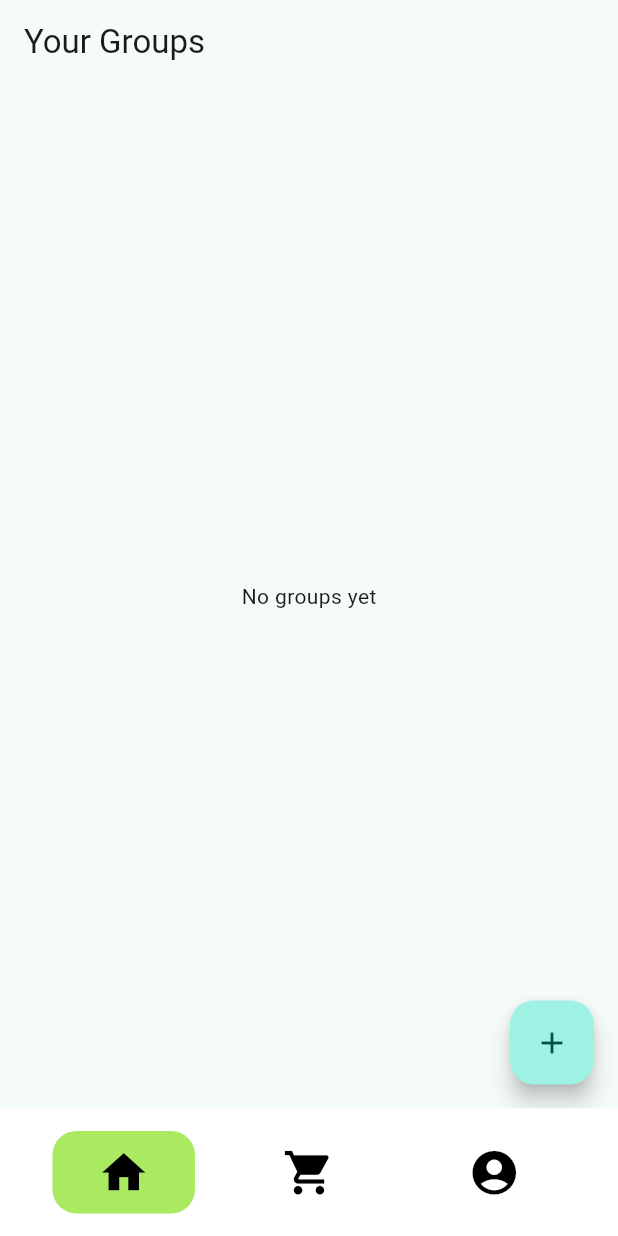
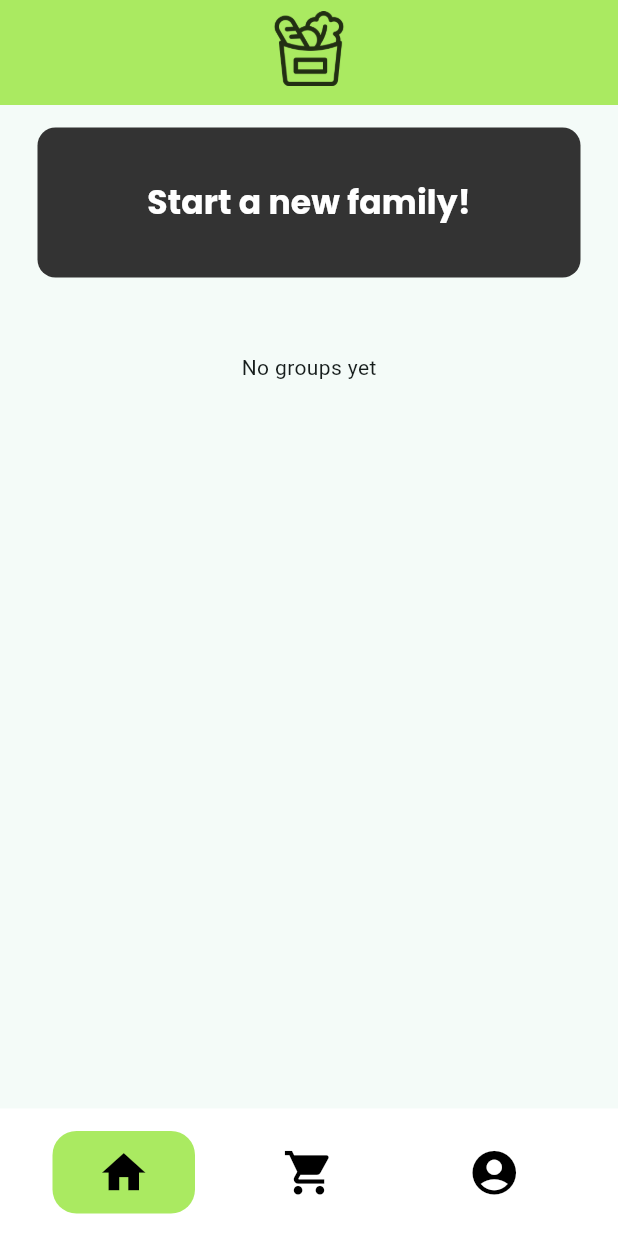
Before and after one commit to AmanCantCode/SP05-Grocery-List, a Flutter app: the screen it shows once a user with an empty profile is signed in, on a phone screen of 412 x 824 dp. Run offline on Flutter 3.47's test engine with Material 3 defaults, Android fonts, the phone set to English and light mode, and no system bars; drawn by our look-alikes of google_nav_bar; our stand-ins replace flutter_dotenv, google_sign_in, supabase_flutter; accounts and stored records are empty.

Commit message:
UI added fro all groups page

```diff
--- a/lib/pages/all_groups_page.dart
+++ b/lib/pages/all_groups_page.dart
@@ -39,7 +39,6 @@ class _GroupsPageState extends State<GroupsPage> {
     }
   }
 
-  // --- Create Group Logic ---
   Future<void> _createGroup() async {
     final nameController = TextEditingController();
 
@@ -195,62 +194,204 @@ class _GroupsPageState extends State<GroupsPage> {
     );
   }
 
-  // --- Bottom Sheet for Create/Join ---
-  void _showCreateOrJoinSheet() {
-    showModalBottomSheet(
+  void _showCreateOrJoinDialog() {
+    showDialog(
       context: context,
+      barrierDismissible: true, // tap outside to close
+      barrierColor: Colors.black54, // dim background
       builder: (BuildContext context) {
-        return Column(
+        return Center(
+          child: Container(
+            width: 300,
+            padding: const EdgeInsets.all(20),
+            decoration: BoxDecoration(
+              color: Colors.white,
+              borderRadius: BorderRadius.circular(10),
+              boxShadow: [
+                BoxShadow(
+                  color: Colors.black26,
+                  blurRadius: 10,
+                  offset: const Offset(0, 4),
+                ),
+              ],
+            ),
+            child: Column(
               mainAxisSize: MainAxisSize.min,
-          children: <Widget>[
-            ListTile(
-              leading: const Icon(Icons.group_add),
-              title: const Text('Create New Group'),
-              onTap: () {
+              children: [
+                _buildOptionButton(
+                  text: 'Create New Group',
+                  onPressed: () {
                     Navigator.pop(context);
                     _createGroup();
                   },
                 ),
-            ListTile(
-              leading: const Icon(Icons.link),
-              title: const Text('Join Group with Code'),
-              onTap: () {
+                const SizedBox(height: 15),
+                _buildOptionButton(
+                  text: 'Join a Group',
+                  onPressed: () {
                     Navigator.pop(context);
                     _joinGroup();
                   },
                 ),
               ],
+            ),
+          ),
         );
       },
     );
   }
 
-  // --- UI ---
+
+  Widget _buildOptionButton({
+    required String text,
+    required VoidCallback onPressed,
+  }) {
+    return SizedBox(
+      width: 400,
+      height: 75,
+      child: TextButton(
+        style: TextButton.styleFrom(
+          backgroundColor: const Color(0xFFAAEA61),
+          shape: RoundedRectangleBorder(
+            borderRadius: BorderRadius.circular(10),
+          ),
+        ),
+        onPressed: onPressed,
+        child: Text(
+          text,
+          textAlign: TextAlign.center,
+          style: const TextStyle(
+            fontFamily: 'Inter',
+            fontSize: 20,
+            color: Colors.black,
+          ),
+        ),
+      ),
+    );
+  }
+
+
   @override
   Widget build(BuildContext context) {
     return Scaffold(
-      appBar: AppBar(title: const Text('Your Groups')),
-      body: _groups.isEmpty
-          ? const Center(child: Text('No groups yet'))
-          : ListView.builder(
-        itemCount: _groups.length,
-        itemBuilder: (context, index) {
-          final group = _groups[index];
-          return ListTile(
-            title: Text(group['name']),
+      appBar:
+      AppBar(
+        toolbarHeight: 70.0,
+        backgroundColor: const Color(0xFFAAEA61),
+        title: Padding(
+          padding: const EdgeInsets.only(top: 15.0, bottom: 20.0),
+          child: Image.asset('assets/images/Logo.png',
+            width: 50,
+            height: 50,
+          ),
+        ),
+        centerTitle: true,
+      ),
+      body: ListView(
+        children: [
+          SizedBox(height: 5,),
+          SizedBox(
+            width: 195,
+            height: 120,
+            child: Container(
+              alignment: Alignment.center,
+              margin: const EdgeInsets.symmetric(horizontal: 25, vertical: 10),
+              decoration: BoxDecoration(
+                color: const Color(0xFF333333),
+                borderRadius: BorderRadius.circular(12),
+              ),
+              child: TextButton(
+                style: TextButton.styleFrom(
+                  foregroundColor: Colors.black87,
+                  shape: RoundedRectangleBorder(
+                    borderRadius: BorderRadius.circular(12),
+                  ),
+                ),
+                onPressed: _showCreateOrJoinDialog,
+                child: InkWell(
+                  borderRadius: BorderRadius.circular(12),
+                  onTap: _showCreateOrJoinDialog,
+                  child: Center(
+                    child: Text(
+                      'Start a new family!',
+                      textAlign: TextAlign.center,
+                      style: const TextStyle(
+                        fontFamily: 'Poppins',
+                        fontSize: 22,
+                        fontWeight: FontWeight.bold,
+                        color: Colors.white,
+                      ),
+                    ),
+                  ),
+                ),
+
+              ),
+            ),
+          ),
+
+          // --- Group List ---
+          if (_groups.isEmpty)
+            const Padding(
+              padding: EdgeInsets.only(top: 40),
+              child: Center(child: Text('No groups yet')),
+            )
+          else
+            ..._groups.map((group) {
+              return SizedBox(
+                width: 195,
+                height: 120,
+                child: Container(
+                  alignment: Alignment.center,
+                  margin: const EdgeInsets.symmetric(horizontal: 25, vertical: 10),
+                  decoration: BoxDecoration(
+                    color: const Color(0xFFAAEA61),
+                    borderRadius: BorderRadius.circular(12),
+                  ),
+                  // child: ListTile(
+                  //   title: Text(
+                  //     group['name'],
+                  //     style: const TextStyle(
+                  //       fontFamily: 'Poppins',
+                  //       fontSize: 25,
+                  //       fontWeight: FontWeight.bold,
+                  //       color: Colors.black87,
+                  //     ),
+                  //     textAlign: TextAlign.center,
+                  //   ),
+                  //   onTap: () => Navigator.push(
+                  //     context,
+                  //     MaterialPageRoute(
+                  //       builder: (_) => GroupPage(group: group),
+                  //     ),
+                  //   ),
+                  // ),
+                  child: InkWell(
+                    borderRadius: BorderRadius.circular(12), // matches container
                     onTap: () => Navigator.push(
                       context,
                       MaterialPageRoute(
                         builder: (_) => GroupPage(group: group),
                       ),
                     ),
+                    child: Center(
+                      child: Text(
+                        group['name'],
+                        style: const TextStyle(
+                          fontFamily: 'Poppins',
+                          fontSize: 25,
+                          fontWeight: FontWeight.bold,
+                          color: Colors.black87,
+                        ),
+                        textAlign: TextAlign.center,
+                      ),
+                    ),
+                  ),
+                ),
               );
-        },
+            }).toList(),
+        ],
       ),
-      floatingActionButton: FloatingActionButton(
-        onPressed: _showCreateOrJoinSheet,
-        child: const Icon(Icons.add),
-      ),
+
     );
   }
 }
```
Lines whose indentation alone changed are shown as unchanged.
